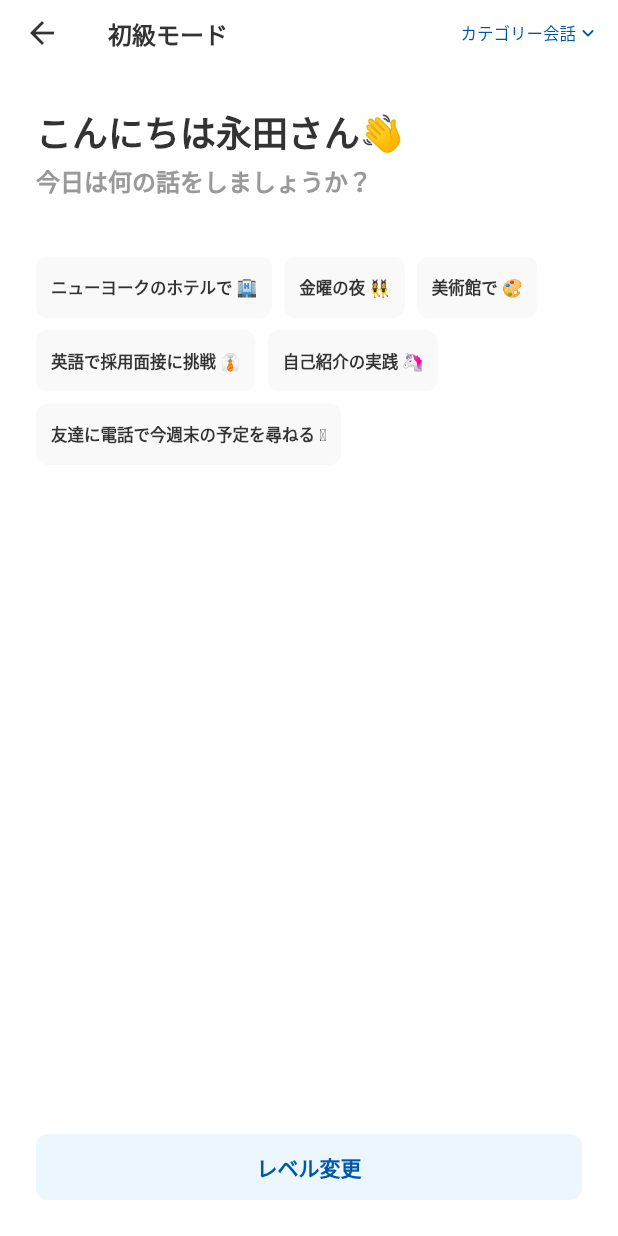
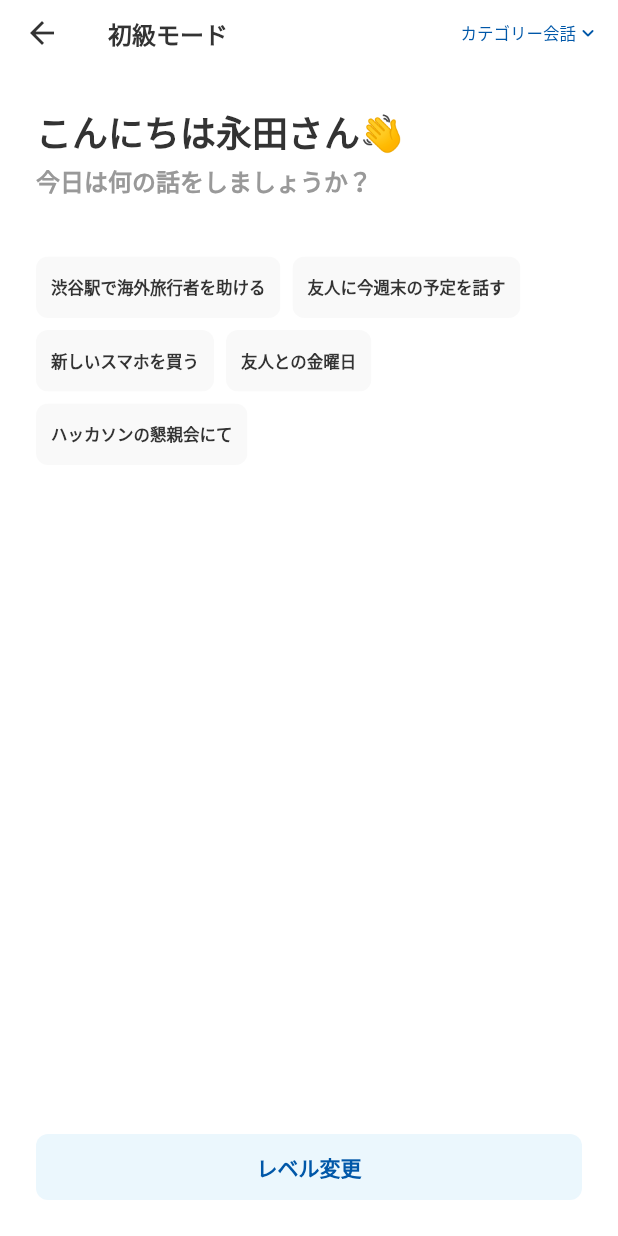
Before and after one commit to nagacotaco/team-tasan-tech, a Flutter app: the HomePage screen opened directly, on a phone screen of 412 x 824 dp. Run offline on Flutter 3.47's test engine with Material 2 defaults, Android fonts, the light colour scheme and no system bars; our stand-ins replace cloud_firestore, firebase_auth, firebase_core, flutter_riverpod, freezed_annotation, get_it and 2 more; missing offline and left inert: dart_openai; accounts and stored records are empty; generated files the repository leaves out were written again; Roboto replaces fonts that are missing (LineSeed).

Commit message:
♻️固定テーマからの会話テストを作成

```diff
--- a/lib/app/app_strings.dart
+++ b/lib/app/app_strings.dart
@@ -1,7 +1,7 @@
 // ignore_for_file: constant_identifier_names
 
 class AppStrings {
-  static const String appName = '';
+  static const String appName = 'Team Tasan Tech';
 }
 
 class FirebaseAuthErrorStrings {
--- a/lib/features/home/application/page_model/home_page_model.dart
+++ b/lib/features/home/application/page_model/home_page_model.dart
@@ -1,5 +1,7 @@
 // ignore: depend_on_referenced_packages
 import 'package:freezed_annotation/freezed_annotation.dart';
+import 'package:team_tasan_tech/features/chat/application/providers/level_provider.dart';
+import 'package:team_tasan_tech/features/home/domain/enum/themes.dart';
 
 // 生成されるdartファイルを記述
 part 'home_page_model.freezed.dart';
@@ -10,14 +12,12 @@ part 'home_page_model.g.dart';
 
 enum TestMode { freeTopic, specificTopic }
 
-enum TestLevel { beginner, standard, advanced }
-
 @freezed
 abstract class HomePageModel with _$HomePageModel {
   const factory HomePageModel({
     @Default('') String username,
     @Default(TestLevel.beginner) TestLevel level,
-    @Default('') String currentTopic,
+    Themes? currentTopic,
     @Default(TestMode.specificTopic) TestMode testMode,
   }) = _HomePageModel;
 
--- /dev/null
+++ b/lib/features/home/domain/enum/themes.dart
@@ -0,0 +1,37 @@
+enum Themes {
+  shibuya,
+  weekend,
+  phone,
+  friend,
+  hackathon;
+
+  String get keyStringEn {
+    switch (this) {
+      case Themes.shibuya:
+        return 'You are a tourist traveling to Japan. Ask me how to get to Harajuku from Shibuya station.';
+      case Themes.weekend:
+        return 'You are my friend. Ask about my plans for this weekend.';
+      case Themes.phone:
+        return 'I am a customer who has come to the store to buy a new smart phone. You are a sales clerk.';
+      case Themes.friend:
+        return 'You are my friend. Invite me only for tonight.';
+      case Themes.hackathon:
+        return 'You and I are attending a reception at an app development event. Please talk to me.';
+    }
+  }
+
+  String get keyStringJp {
+    switch (this) {
+      case Themes.shibuya:
+        return '渋谷駅で海外旅行者を助ける';
+      case Themes.weekend:
+        return '友人に今週末の予定を話す';
+      case Themes.phone:
+        return '新しいスマホを買う';
+      case Themes.friend:
+        return '友人との金曜日';
+      case Themes.hackathon:
+        return 'ハッカソンの懇親会にて';
+    }
+  }
+}
--- a/lib/features/home/presentation/screens/home_page.dart
+++ b/lib/features/home/presentation/screens/home_page.dart
@@ -1,15 +1,18 @@
 import 'package:flutter/material.dart';
 import 'package:flutter_riverpod/flutter_riverpod.dart';
+import 'package:go_router/go_router.dart';
+import 'package:team_tasan_tech/features/chat/application/providers/level_provider.dart';
+import 'package:team_tasan_tech/features/home/domain/enum/themes.dart';
 import 'package:team_tasan_tech/features/home/presentation/widgets/bottom_sheet_menu.dart';
 import 'package:team_tasan_tech/features/home/presentation/widgets/scene_chip.dart';
+import 'package:team_tasan_tech/routes/app_router.dart';
 
-import '../../application/page_model/home_page_model.dart';
-import '../../application/provider/home_page_notifier.dart';
+import '../../../../main.dart';
 import '../../../../shared/widgets/app_bottom_sheet.dart';
 import '../../../../shared/widgets/app_button.dart';
 import '../../../../shared/widgets/app_divider.dart';
-
-import '../../../../main.dart';
+import '../../application/page_model/home_page_model.dart';
+import '../../application/provider/home_page_notifier.dart';
 
 class HomePage extends ConsumerWidget {
   const HomePage({super.key});
@@ -133,6 +136,8 @@ class HomePage extends ConsumerWidget {
                     // * モード切り替え
                     homePageState.testMode == TestMode.freeTopic
                         ? TextFormField(
+                            controller:
+                                homePageStateNotifier.themeInputController,
                             decoration: InputDecoration(
                               hintText: '例）入国審査の会話',
                               hintStyle: $styles.text.titleMediumBold.copyWith(
@@ -143,57 +148,31 @@ class HomePage extends ConsumerWidget {
                         : Wrap(
                             runSpacing: $styles.insets.p8,
                             spacing: $styles.insets.p8,
-                            children: [
-                              SceneChip(
-                                onTap: () {},
+                            children: List.generate(
+                              Themes.values.length,
+                              (index) => SceneChip(
+                                onTap: () {
+                                  homePageStateNotifier.updateCurrentTopic(
+                                    Themes.values[index],
+                                  );
+                                  homePageStateNotifier.settingConversation();
+                                  context.pushNamed(Routes.chat.name);
+                                },
                                 title: Text(
-                                  'ニューヨークのホテルで 🏨',
+                                  Themes.values[index].keyStringJp,
                                   style: $styles.text.labelMediumBold,
                                 ),
                               ),
-                              SceneChip(
-                                onTap: () {},
-                                title: Text(
-                                  '金曜の夜 👯‍♀',
-                                  style: $styles.text.labelMediumBold,
-                                ),
-                              ),
-                              SceneChip(
-                                onTap: () {},
-                                title: Text(
-                                  '美術館で 🎨',
-                                  style: $styles.text.labelMediumBold,
-                                ),
-                              ),
-                              SceneChip(
-                                onTap: () {},
-                                title: Text(
-                                  '英語で採用面接に挑戦 👔',
-                                  style: $styles.text.labelMediumBold,
-                                ),
-                              ),
-                              SceneChip(
-                                onTap: () {},
-                                title: Text(
-                                  '自己紹介の実践 🦄',
-                                  style: $styles.text.labelMediumBold,
-                                ),
-                              ),
-                              SceneChip(
-                                onTap: () {},
-                                title: Text(
-                                  '友達に電話で今週末の予定を尋ねる 🫶',
-                                  style: $styles.text.labelMediumBold,
-                                ),
-                              ),
-                            ],
-                          ),
+                            )),
                     SizedBox(height: $styles.insets.p8),
                     const Spacer(),
                     homePageState.testMode == TestMode.freeTopic
                         ? AppButton.solid(
                             label: '会話を始める',
-                            onTap: () {},
+                            onTap: () {
+                              homePageStateNotifier.settingConversation();
+                              context.pushNamed(Routes.chat.name);
+                            },
                           )
                         : const SizedBox.shrink(),
                     SizedBox(height: $styles.insets.p16),
```
Also changed, not shown: lib/features/chat/application/providers/level_provider.dart (+6 -6 lines), lib/features/chat/presentation/chat_page.dart (+9 -1 lines), lib/features/home/application/provider/home_page_notifier.dart (+23 -3 lines), lib/features/home/application/page_model/home_page_model.freezed.dart, lib/features/home/application/page_model/home_page_model.g.dart.
